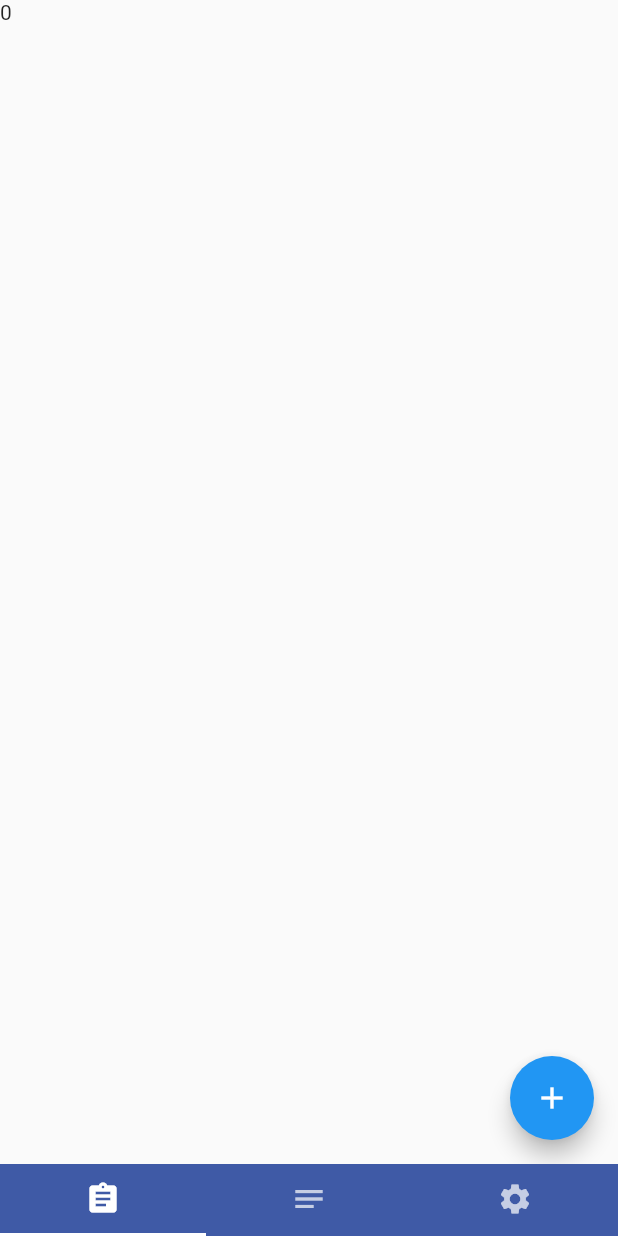
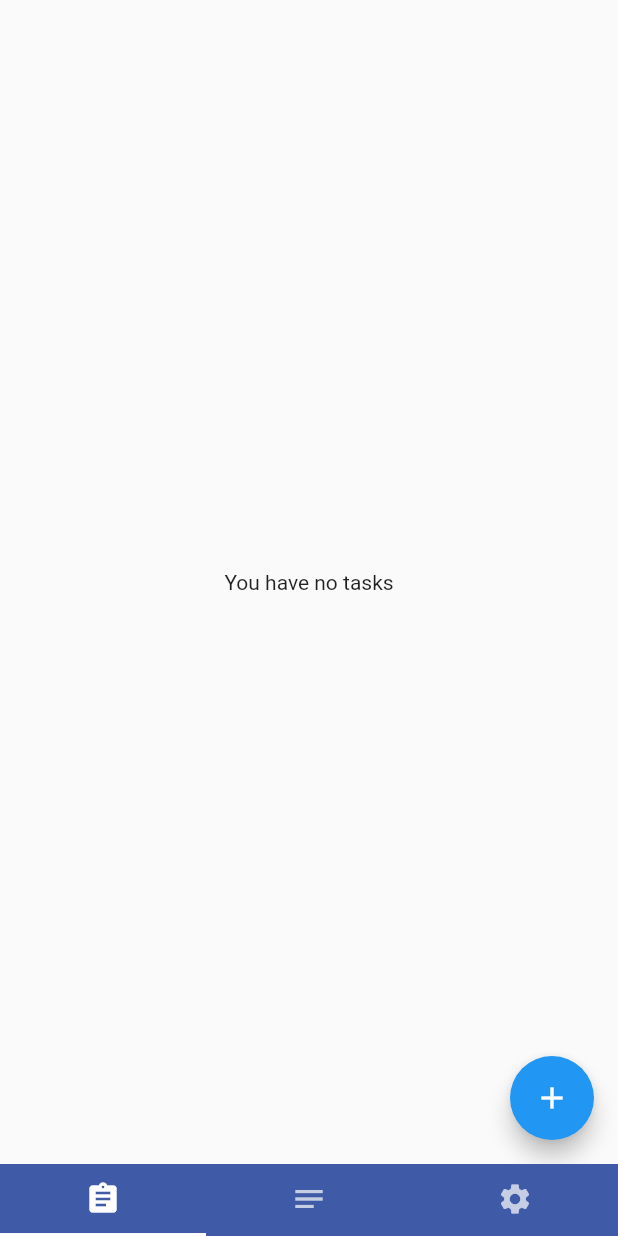
Before and after one commit to prabinojha/ToDo-App-Flutter, a Flutter app: the screen it shows after launch, on a phone screen of 412 x 824 dp. Run offline on Flutter 3.47's test engine with Material 2 defaults, Android fonts, the phone set to English and light mode, and no system bars.

Commit message:
now able to add a task and delete it

```diff
--- a/lib/providers/tasks.dart
+++ b/lib/providers/tasks.dart
@@ -2,12 +2,14 @@ import 'package:flutter/material.dart';
 import 'dart:collection';
 
 class Task {
-  String? title;
-  String? description;
-  String? duedate;
+  String title;
+  String description;
+  String duedate;
+  String? id;
   bool? isComplete;
 
   Task({
+    this.id,
     required this.title,
     required this.description,
     required this.duedate,
@@ -39,9 +41,9 @@ class TaskProvider extends ChangeNotifier {
   /// Internal, private state of the cart.
   final List<Task> _tasks = [];
 
-  UnmodifiableListView<Task> get tasks => UnmodifiableListView(_tasks);
-
-  int get totalTasks => tasks.length;
+  List<Task> get tasks {
+    return [..._tasks];
+  }
 
   /// Adds [task] to list of tasks. This and [removeAll] are the only ways to modify the
   /// _tasks list from the outside.
@@ -50,4 +52,9 @@ class TaskProvider extends ChangeNotifier {
     // This call tells the widgets that are listening to this model to rebuild.
     notifyListeners();
   }
+
+  void removeTask(Task task) {
+    _tasks.remove(task);
+    notifyListeners();
+  }
 }
--- a/lib/screens/todo.dart
+++ b/lib/screens/todo.dart
@@ -2,12 +2,15 @@ import 'package:flutter/material.dart';
 import 'package:provider/provider.dart';
 import 'package:todo/providers/tasks.dart';
 import 'package:todo/sub_screens/newtask.dart';
+import 'package:todo/widgets/button.dart';
 
 class ToDoScreen extends StatelessWidget {
   const ToDoScreen({Key? key}) : super(key: key);
 
   @override
   Widget build(BuildContext context) {
+    final tasksData = Provider.of<TaskProvider>(context);
+    final tasks = tasksData.tasks;
     return SafeArea(
       child: Scaffold(
         floatingActionButton: FloatingActionButton(
@@ -19,11 +22,50 @@ class ToDoScreen extends StatelessWidget {
           },
           child: const Icon(Icons.add),
         ),
-        body: Consumer<TaskProvider>(
-          builder: (context, task, child) {
-            return Text(task.totalTasks.toString());
-          },
-        ),
+        body: tasks.isEmpty
+            ? const Center(
+                child: Text('You have no tasks'),
+              )
+            : ListView.builder(
+                itemCount: tasks.length,
+                itemBuilder: (context, i) => Consumer<TaskProvider>(
+                  builder: ((context, value, child) => ListTile(
+                        title: Text(tasks[i].title),
+                        trailing: Text(tasks[i].duedate.toString()),
+                        onTap: () {
+                          showDialog(
+                            context: context,
+                            builder: (context) {
+                              return AlertDialog(
+                                title: Text(tasks[i].title),
+                                content: Text(tasks[i].description),
+                                actions: <Widget>[
+                                  Button(
+                                    color: Colors.blue,
+                                    onPressed: () =>
+                                        Navigator.of(context).pop(),
+                                    title: 'Edit',
+                                  ),
+                                  Button(
+                                    color: Colors.red,
+                                    onPressed: () {
+                                      Provider.of<TaskProvider>(context,
+                                              listen: false)
+                                          .removeTask(
+                                        tasks[i],
+                                      );
+                                      Navigator.of(context).pop();
+                                    },
+                                    title: 'Delete',
+                                  ),
+                                ],
+                              );
+                            },
+                          );
+                        },
+                      )),
+                ),
+              ),
       ),
     );
   }
```
Also changed, not shown: lib/sub_screens/newtask.dart (+15 -2 lines), 1 other file.
